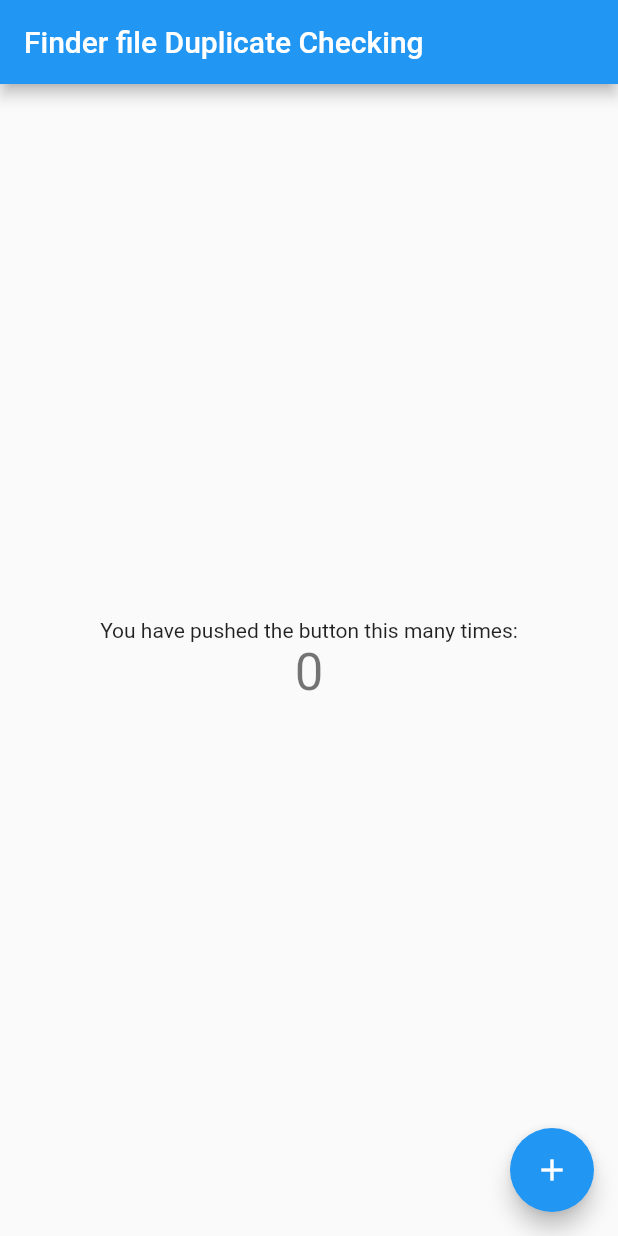
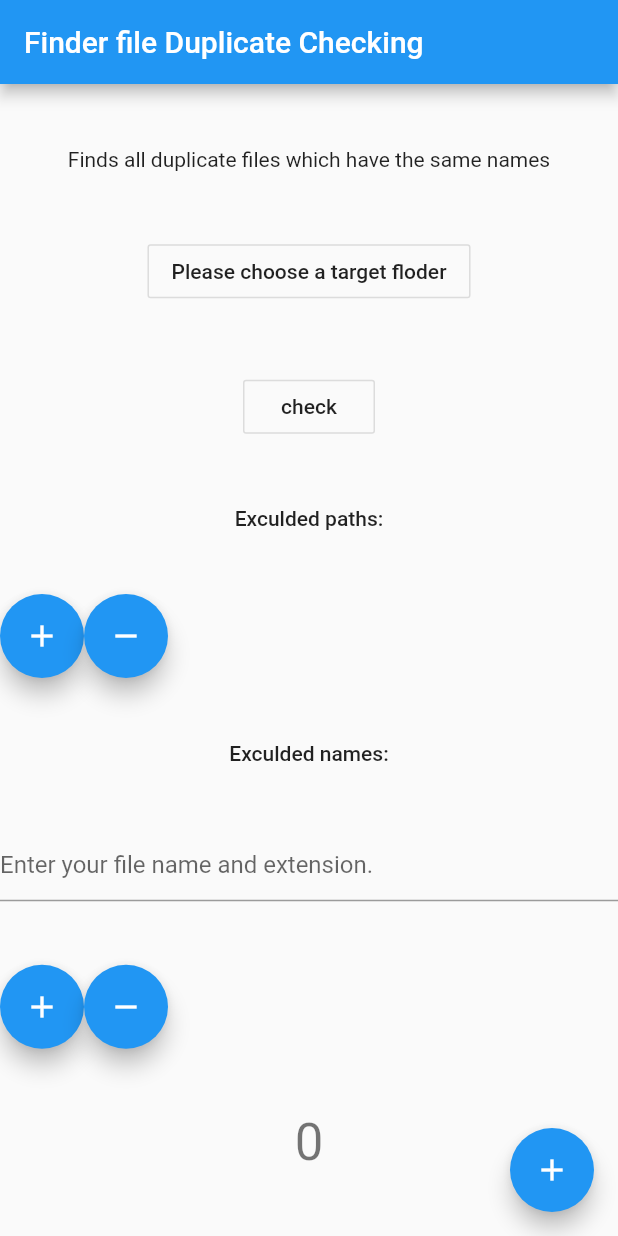
Before and after one commit to HYAdonisCoding/finder_duplicate_checking_202106, a Flutter app: the screen it shows after launch, on a phone screen of 412 x 824 dp. Run offline on Flutter 3.47's test engine with Material 2 defaults, Android fonts, the phone set to English and light mode, and no system bars.

Commit message:
绘制首页页面

```diff
--- a/lib/main.dart
+++ b/lib/main.dart
@@ -48,7 +48,7 @@ class MyHomePage extends StatefulWidget {
 class _MyHomePageState extends State<MyHomePage> {
   int _counter = 0;
 
-  void _incrementCounter() {
+  void _chooseTargetFloder() {
     setState(() {
       // This call to setState tells the Flutter framework that something has
       // changed in this State, which causes it to rerun the build method below
@@ -57,6 +57,10 @@ class _MyHomePageState extends State<MyHomePage> {
       // called again, and so nothing would appear to happen.
       _counter++;
     });
+  }
+
+  void _checkAction() {
+    print(_checkAction);
   }
 
   @override
@@ -77,24 +81,75 @@ class _MyHomePageState extends State<MyHomePage> {
         // Center is a layout widget. It takes a single child and positions it
         // in the middle of the parent.
         child: Column(
-          // Column is also a layout widget. It takes a list of children and
-          // arranges them vertically. By default, it sizes itself to fit its
-          // children horizontally, and tries to be as tall as its parent.
-          //
-          // Invoke "debug painting" (press "p" in the console, choose the
-          // "Toggle Debug Paint" action from the Flutter Inspector in Android
-          // Studio, or the "Toggle Debug Paint" command in Visual Studio Code)
-          // to see the wireframe for each widget.
-          //
-          // Column has various properties to control how it sizes itself and
-          // how it positions its children. Here we use mainAxisAlignment to
-          // center the children vertically; the main axis here is the vertical
-          // axis because Columns are vertical (the cross axis would be
-          // horizontal).
-          mainAxisAlignment: MainAxisAlignment.center,
-          children: <Widget>[
+          mainAxisAlignment: MainAxisAlignment.spaceEvenly,
+          children: [
             Text(
-              'You have pushed the button this many times:',
+              'Finds all duplicate files which have the same names',
+              textAlign: TextAlign.center,
+            ),
+            OutlineButton(
+              onPressed: _chooseTargetFloder,
+              child: Text("Please choose a target floder"), // Icon(Icons.attach_file),
+            ),
+            OutlineButton(
+              onPressed: _checkAction,
+              child: Text("check"),
+            ),
+            Text(
+              'Exculded paths:',
+              style: Theme.of(context).textTheme.button,
+              textAlign: TextAlign.left,
+            ),
+
+            /// path list
+            /// add
+            Row(
+              children: [
+                FloatingActionButton(
+                  onPressed: _checkAction,
+                  tooltip: 'Increment',
+                  child: Icon(Icons.add),
+                ),
+                FloatingActionButton(
+                  onPressed: _checkAction,
+                  tooltip: 'Increment',
+                  child: Icon(Icons.remove),
+                ),
+              ],
+            ),
+            Text(
+              'Exculded names:',
+              style: Theme.of(context).textTheme.button,
+              textAlign: TextAlign.left,
+            ),
+
+            /// name list
+            /// add
+            /// 输入框
+            TextFormField(
+              decoration: const InputDecoration(
+                hintText: 'Enter your file name and extension.',
+              ),
+              validator: (String? value) {
+                if (value == null || value.isEmpty) {
+                  return 'Please enter file name and extension.';
+                }
+                return null;
+              },
+            ),
+            Row(
+              children: [
+                FloatingActionButton(
+                  onPressed: _checkAction,
+                  tooltip: 'Increment',
+                  child: Icon(Icons.add),
+                ),
+                FloatingActionButton(
+                  onPressed: _checkAction,
+                  tooltip: 'Increment',
+                  child: Icon(Icons.remove),
+                ),
+              ],
             ),
             Text(
               '$_counter',
@@ -104,7 +159,7 @@ class _MyHomePageState extends State<MyHomePage> {
         ),
       ),
       floatingActionButton: FloatingActionButton(
-        onPressed: _incrementCounter,
+        onPressed: _chooseTargetFloder,
         tooltip: 'Increment',
         child: Icon(Icons.add),
       ), // This trailing comma makes auto-formatting nicer for build methods.
```
